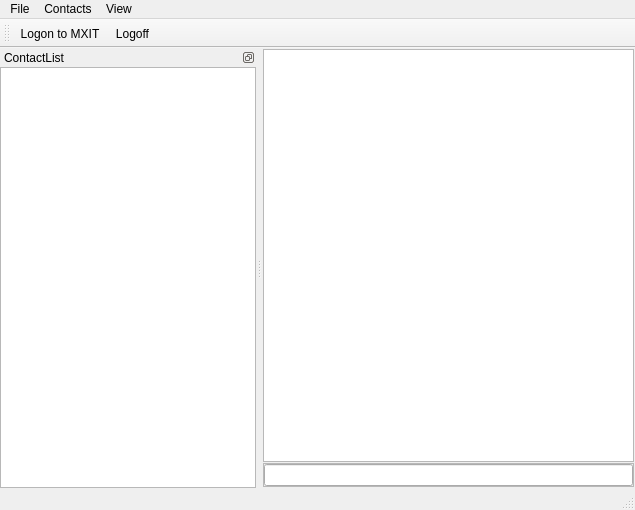
First picture: the form in src/gui/mxitc.ui, repository marcbowes/mxitc, before the edit.
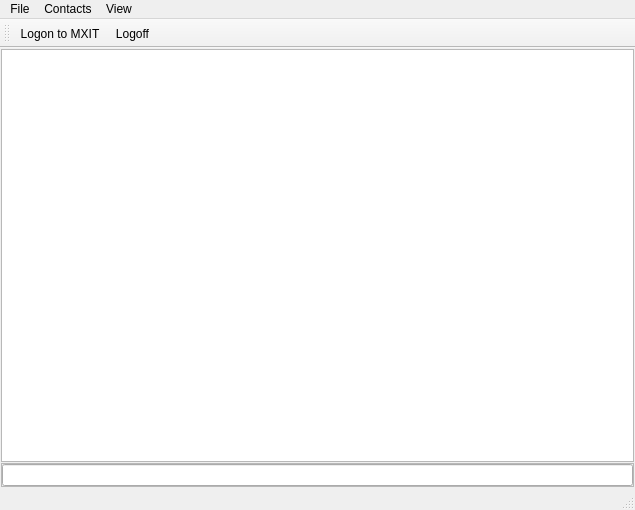
Second picture: the form after the edit.

Patch:
```diff
--- a/src/gui/mxitc.ui
+++ b/src/gui/mxitc.ui
@@ -93,27 +93,6 @@
    <addaction name="menuView"/>
   </widget>
   <widget class="QStatusBar" name="statusbar"/>
-  <widget class="QDockWidget" name="contactWidget">
-   <property name="features">
-    <set>QDockWidget::DockWidgetFloatable|QDockWidget::DockWidgetMovable</set>
-   </property>
-   <property name="windowTitle">
-    <string>ContactList</string>
-   </property>
-   <attribute name="dockWidgetArea">
-    <number>1</number>
-   </attribute>
-   <widget class="QWidget" name="dockWidgetContents">
-    <layout class="QGridLayout" name="gridLayout">
-     <property name="margin">
-      <number>0</number>
-     </property>
-     <item row="0" column="0">
-      <widget class="QListWidget" name="contactList"/>
-     </item>
-    </layout>
-   </widget>
-  </widget>
   <widget class="QToolBar" name="toolBar">
    <property name="windowTitle">
     <string>toolBar</string>
```
Left out of the diff: 9 changed lines with no effect on the pictures.
